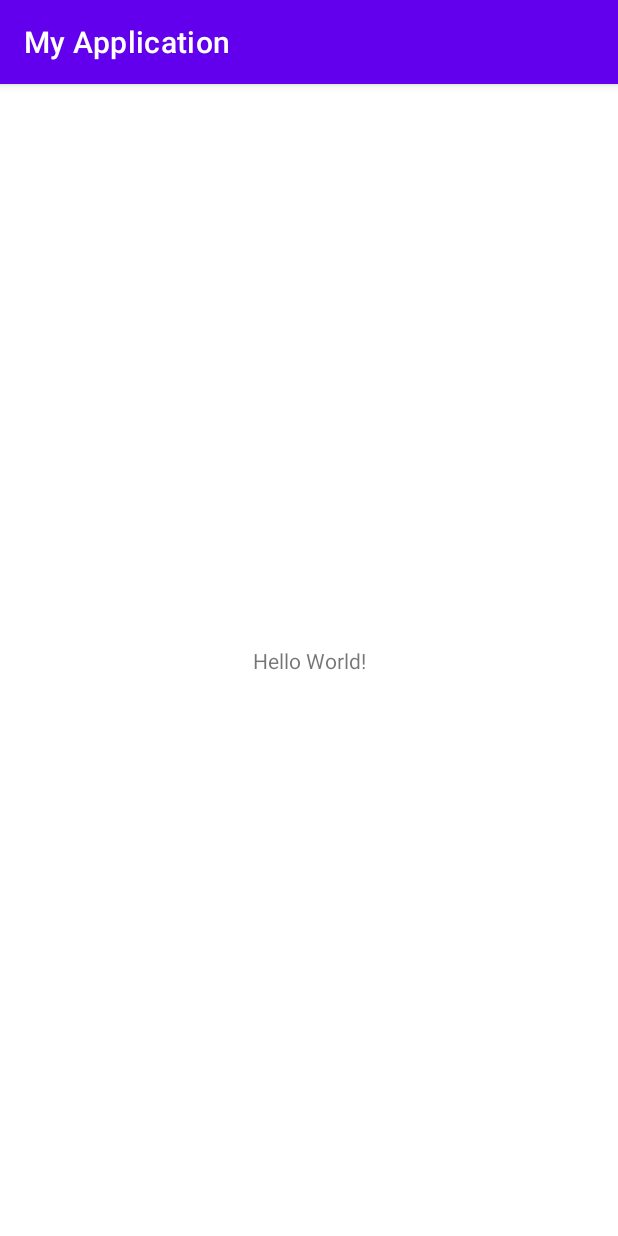
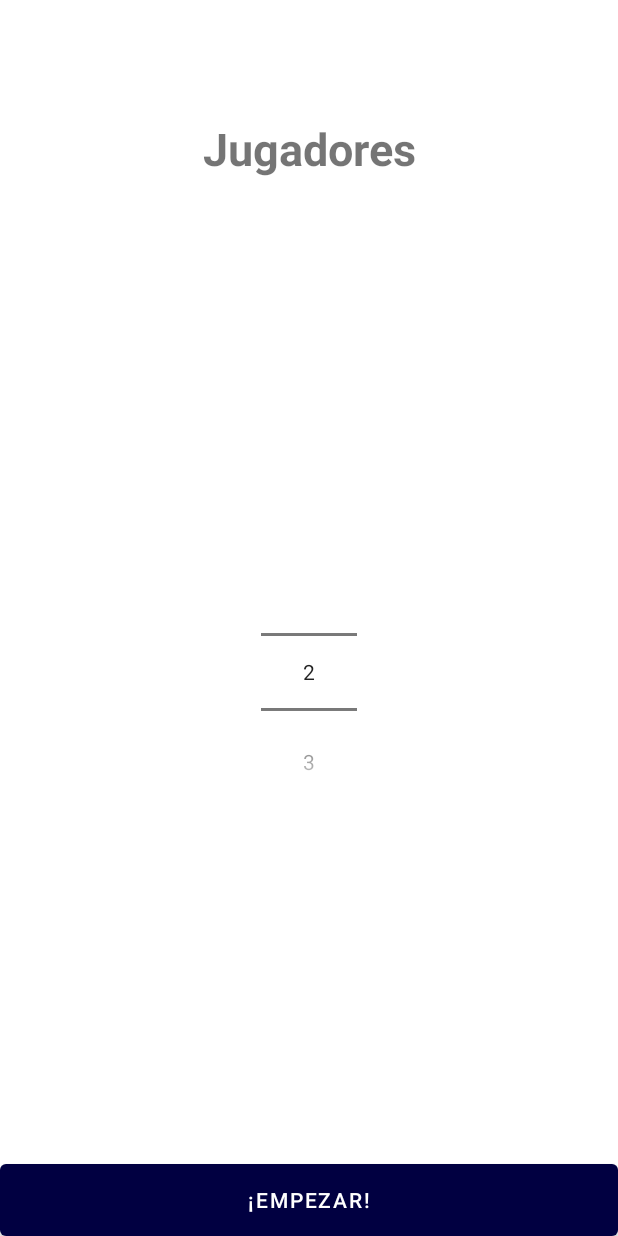
Before and after one commit to PauloVazquezAcosta/ContinentalApp, an Android app: the screen it shows after launch (MainActivity), on a phone screen of 412 x 824 dp. Run offline under Robolectric (Android 15) with nearby library versions, the phone set to English and light mode, and no system bars.

Commit message:
Feita a pantalla inicial só co esqueleto
A pantalla inicial está feita só co esqueleto, queda pendente engadirlle
a lóxica para poder seleccionar o número de xogadores

```diff
--- a/android/app/src/main/AndroidManifest.xml
+++ b/android/app/src/main/AndroidManifest.xml
@@ -10,7 +10,7 @@
         android:supportsRtl="true"
         android:theme="@style/Theme.MyApplication">
         <activity
-            android:name=".MainActivity"
+            android:name=".screens.MainActivity"
             android:exported="true">
             <intent-filter>
                 <action android:name="android.intent.action.MAIN" />
--- a/android/app/src/main/java/com/app/myapplication/MainActivity.java
+++ /dev/null
@@ -1,14 +0,0 @@
-package com.app.myapplication;
-
-import androidx.appcompat.app.AppCompatActivity;
-
-import android.os.Bundle;
-
-public class MainActivity extends AppCompatActivity {
-
-    @Override
-    protected void onCreate(Bundle savedInstanceState) {
-        super.onCreate(savedInstanceState);
-        setContentView(R.layout.activity_main);
-    }
-}
--- /dev/null
+++ b/android/app/src/main/java/com/app/myapplication/screens/MainActivity.java
@@ -0,0 +1,24 @@
+package com.app.myapplication.screens;
+
+import androidx.appcompat.app.AppCompatActivity;
+
+import android.os.Bundle;
+import android.widget.NumberPicker;
+import com.app.myapplication.R;
+
+
+public class MainActivity extends AppCompatActivity {
+    private NumberPicker selectorJugadores;
+
+    @Override
+    protected void onCreate(Bundle savedInstanceState) {
+        super.onCreate(savedInstanceState);
+        setContentView(R.layout.activity_main);
+
+        selectorJugadores = findViewById(R.id.selectorJugadores);
+
+        selectorJugadores.setMinValue(2);
+        selectorJugadores.setMaxValue(4);
+
+    }
+}
--- a/android/app/src/main/res/layout/activity_main.xml
+++ b/android/app/src/main/res/layout/activity_main.xml
@@ -4,15 +4,42 @@
     xmlns:tools="http://schemas.android.com/tools"
     android:layout_width="match_parent"
     android:layout_height="match_parent"
-    tools:context=".MainActivity">
+    tools:context=".screens.MainActivity">
 
     <TextView
+        android:id="@+id/textoJugadores"
         android:layout_width="wrap_content"
         android:layout_height="wrap_content"
-        android:text="Hello World!"
+        android:text="@string/jugadores"
+        android:textAlignment="textStart"
+        android:textStyle="bold"
+        android:textSize="30sp"
+        app:layout_constraintTop_toTopOf="parent"
+        app:layout_constraintBottom_toBottomOf="parent"
+        app:layout_constraintVertical_bias="0.1"
+        app:layout_constraintLeft_toLeftOf="parent"
+        app:layout_constraintRight_toRightOf="parent"/>
+
+    <NumberPicker
+        android:id="@+id/selectorJugadores"
+        android:layout_width="wrap_content"
+        android:layout_height="wrap_content"
+        app:layout_constraintTop_toBottomOf="@id/textoJugadores"
+        app:layout_constraintBottom_toTopOf="@id/botonEmpezar"
+        app:layout_constraintLeft_toLeftOf="parent"
+        app:layout_constraintRight_toRightOf="parent"/>
+
+
+    <Button
+        android:id="@+id/botonEmpezar"
+        android:layout_width="match_parent"
+        android:layout_height="wrap_content"
+        android:text="@string/boton_empezar"
         app:layout_constraintBottom_toBottomOf="parent"
         app:layout_constraintLeft_toLeftOf="parent"
         app:layout_constraintRight_toRightOf="parent"
-        app:layout_constraintTop_toTopOf="parent" />
+        android:insetTop="0dp"
+        android:insetBottom="0dp"
+        />
 
 </androidx.constraintlayout.widget.ConstraintLayout>
--- a/android/app/src/main/res/values/colors.xml
+++ b/android/app/src/main/res/values/colors.xml
@@ -7,4 +7,5 @@
     <color name="teal_700">#FF018786</color>
     <color name="black">#FF000000</color>
     <color name="white">#FFFFFFFF</color>
+    <color name="dark_blue">#010041</color>
 </resources>
--- a/android/app/src/main/res/values/strings.xml
+++ b/android/app/src/main/res/values/strings.xml
@@ -1,3 +1,5 @@
 <resources>
     <string name="app_name">My Application</string>
+    <string name="boton_empezar">¡Empezar!</string>
+    <string name="jugadores">Jugadores</string>
 </resources>
--- a/android/app/src/main/res/values/themes.xml
+++ b/android/app/src/main/res/values/themes.xml
@@ -1,8 +1,8 @@
 <resources xmlns:tools="http://schemas.android.com/tools">
     <!-- Base application theme. -->
-    <style name="Theme.MyApplication" parent="Theme.MaterialComponents.DayNight.DarkActionBar">
+    <style name="Theme.MyApplication" parent="Theme.MaterialComponents.DayNight.NoActionBar">
         <!-- Primary brand color. -->
-        <item name="colorPrimary">@color/purple_500</item>
+        <item name="colorPrimary">@color/dark_blue</item>
         <item name="colorPrimaryVariant">@color/purple_700</item>
         <item name="colorOnPrimary">@color/white</item>
         <!-- Secondary brand color. -->
@@ -12,5 +12,7 @@
         <!-- Status bar color. -->
         <item name="android:statusBarColor" tools:targetApi="l">?attr/colorPrimaryVariant</item>
         <!-- Customize your theme here. -->
+        <item name="android:minHeight">0dp</item>
+        <item name="android:minWidth">0dp</item>
     </style>
 </resources>
```
